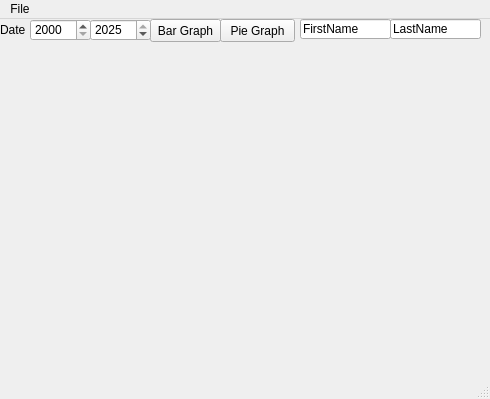
Before: the Qt Designer form mainwindow.ui in TeamGrapefuit/SourceCode, drawn with Qt 5.
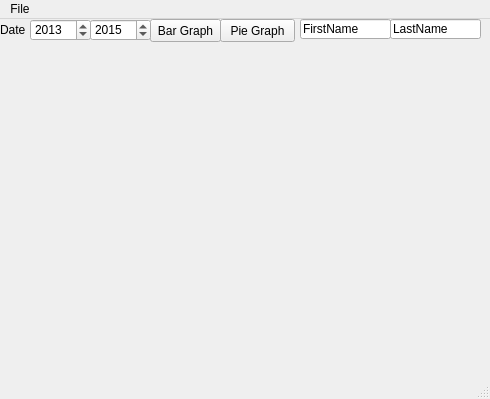
After: the same form once the commit is applied.

Patch:
```diff
--- a/mainwindow.ui
+++ b/mainwindow.ui
@@ -74,13 +74,13 @@
      </rect>
     </property>
     <property name="minimum">
-     <number>2000</number>
+     <number>1950</number>
     </property>
     <property name="maximum">
-     <number>2025</number>
+     <number>2050</number>
     </property>
     <property name="value">
-     <number>2000</number>
+     <number>2013</number>
     </property>
    </widget>
    <widget class="QSpinBox" name="spinBox_2">
@@ -93,13 +93,13 @@
      </rect>
     </property>
     <property name="minimum">
-     <number>2000</number>
+     <number>1950</number>
     </property>
     <property name="maximum">
-     <number>2025</number>
+     <number>2050</number>
     </property>
     <property name="value">
-     <number>2025</number>
+     <number>2015</number>
     </property>
    </widget>
    <widget class="QPushButton" name="pushButton_2">
```
